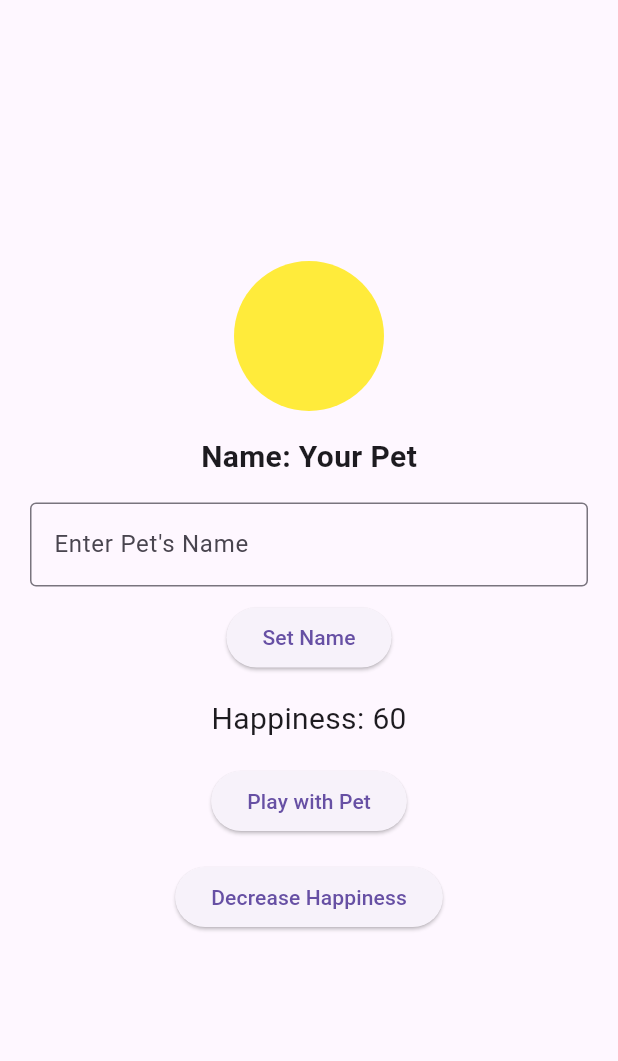
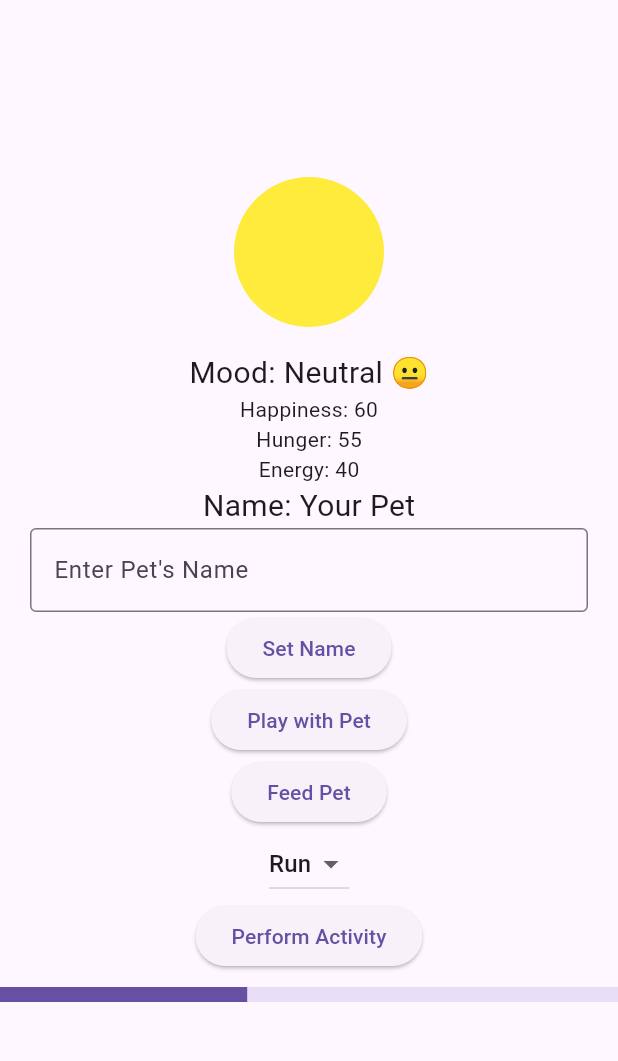
Before and after one commit to leyyenahsophie/DigitalPetApp, a Flutter app: the screen it shows after launch, after a tap on "Play with Pet", on a phone screen of 412 x 824 dp, the part 63-1124 px from its top. Run offline on Flutter 3.47's test engine with Material 3 defaults, Android fonts, the phone set to English and light mode, and no system bars.

Commit message:
Update main.dart

```diff
--- a/lib/main.dart
+++ b/lib/main.dart
@@ -1,3 +1,4 @@
+import 'dart:async'; // Import Timer for automatic updates
 import 'package:flutter/material.dart';
 
 void main() {
@@ -13,47 +14,171 @@ class DigitalPetApp extends StatefulWidget {
 }
 
 class _DigitalPetAppState extends State<DigitalPetApp> {
-  int happinessLevel = 50; // Initial happiness level
-  Color petColor = Colors.yellow; // Default pet color (neutral)
-  String petName = "Your Pet"; // Default pet name
-  TextEditingController nameController =
-      TextEditingController(); // Controller for text input
+  int happinessLevel = 50;
+  int hungerLevel = 50;
+  int energyLevel = 50; // New: Energy level for the pet
+  Color petColor = Colors.yellow;
+  String petMood = "Neutral";
+  String moodEmoji = "😐";
+  String petName = "Your Pet";
+  TextEditingController nameController = TextEditingController();
+  Timer? hungerTimer;
+  Timer? happinessTimer;
+  Timer? energyTimer; // New: Timer to decrease energy
+  Timer? winTimer;
+  bool hasWon = false;
+  bool gameOver = false;
 
-  // Function to update pet's mood color based on happiness level
+  // New: Activity selection dropdown values
+  String selectedActivity = "Run";
+  List<String> activities = ["Run", "Nap", "Eat"];
+
+  @override
+  void initState() {
+    super.initState();
+    _startHungerTimer();
+    _startHappinessTimer();
+    _startEnergyTimer(); // Start energy decrease timer
+    _startWinConditionTimer();
+  }
+
+  @override
+  void dispose() {
+    hungerTimer?.cancel();
+    happinessTimer?.cancel();
+    energyTimer?.cancel();
+    winTimer?.cancel();
+    super.dispose();
+  }
+
+  // Function to update pet's mood color and text
   void _updatePetMood() {
     setState(() {
       if (happinessLevel > 70) {
-        petColor = Colors.green; // Happy state
+        petColor = Colors.green;
+        petMood = "Happy";
+        moodEmoji = "😃";
       } else if (happinessLevel >= 30) {
-        petColor = Colors.yellow; // Neutral state
+        petColor = Colors.yellow;
+        petMood = "Neutral";
+        moodEmoji = "😐";
       } else {
-        petColor = Colors.red; // Unhappy state
+        petColor = Colors.red;
+        petMood = "Unhappy";
+        moodEmoji = "😢";
       }
     });
   }
 
-  // Function to increase happiness when playing with the pet
+  // Function to play with the pet
   void _playWithPet() {
+    if (gameOver || hasWon) return;
     setState(() {
       happinessLevel = (happinessLevel + 10).clamp(0, 100);
-      _updatePetMood(); // Update color based on new happiness level
+      hungerLevel = (hungerLevel + 5).clamp(0, 100);
+      energyLevel = (energyLevel - 10).clamp(0, 100); // Playing reduces energy
+      _updatePetMood();
+      _checkGameOver();
     });
   }
 
-  // Function to decrease happiness (simulating neglect or hunger)
-  void _decreaseHappiness() {
+  // Function to feed the pet
+  void _feedPet() {
+    if (gameOver || hasWon) return;
     setState(() {
-      happinessLevel = (happinessLevel - 10).clamp(0, 100);
-      _updatePetMood(); // Update color based on new happiness level
+      hungerLevel = (hungerLevel - 10).clamp(0, 100);
+      happinessLevel = (happinessLevel + 5).clamp(0, 100);
+      energyLevel =
+          (energyLevel + 5).clamp(0, 100); // Eating restores some energy
+      _updatePetMood();
+      _checkGameOver();
     });
   }
 
-  // Function to update pet name based on user input
+  // Function to automatically increase hunger over time
+  void _startHungerTimer() {
+    hungerTimer = Timer.periodic(Duration(seconds: 30), (timer) {
+      if (gameOver || hasWon) return;
+      setState(() {
+        hungerLevel = (hungerLevel + 5).clamp(0, 100);
+        _checkGameOver();
+      });
+    });
+  }
+
+  // Function to automatically decrease happiness over time
+  void _startHappinessTimer() {
+    happinessTimer = Timer.periodic(Duration(seconds: 30), (timer) {
+      if (gameOver || hasWon) return;
+      setState(() {
+        happinessLevel = (happinessLevel - 10).clamp(0, 100);
+        _updatePetMood();
+        _checkGameOver();
+      });
+    });
+  }
+
+  // New: Function to automatically decrease energy over time
+  void _startEnergyTimer() {
+    energyTimer = Timer.periodic(Duration(seconds: 30), (timer) {
+      if (gameOver || hasWon) return;
+      setState(() {
+        energyLevel = (energyLevel - 5).clamp(0, 100);
+        _checkGameOver();
+      });
+    });
+  }
+
+  // Function to update pet name
   void _setPetName() {
+    if (gameOver || hasWon) return;
     setState(() {
       petName =
           nameController.text.isNotEmpty ? nameController.text : "Your Pet";
-      nameController.clear(); // Clear input after setting the name
+      nameController.clear();
+    });
+  }
+
+  // Function to check if the game is lost
+  void _checkGameOver() {
+    if (hungerLevel >= 100 && happinessLevel <= 10) {
+      setState(() {
+        gameOver = true;
+      });
+    }
+  }
+
+  // Function to check if the win condition is met
+  void _startWinConditionTimer() {
+    winTimer = Timer.periodic(Duration(seconds: 10), (timer) {
+      if (gameOver || hasWon) return;
+      if (happinessLevel > 80) {
+        Future.delayed(Duration(minutes: 3), () {
+          if (happinessLevel > 80) {
+            setState(() {
+              hasWon = true;
+            });
+          }
+        });
+      }
+    });
+  }
+
+  // New: Function to perform selected activity
+  void _performActivity() {
+    if (gameOver || hasWon) return;
+    setState(() {
+      if (selectedActivity == "Run") {
+        energyLevel = (energyLevel - 15).clamp(0, 100);
+        happinessLevel = (happinessLevel + 5).clamp(0, 100);
+      } else if (selectedActivity == "Nap") {
+        energyLevel = (energyLevel + 15).clamp(0, 100);
+      } else if (selectedActivity == "Eat") {
+        hungerLevel = (hungerLevel - 10).clamp(0, 100);
+        energyLevel = (energyLevel + 10).clamp(0, 100);
+      }
+      _updatePetMood();
+      _checkGameOver();
     });
   }
 
@@ -65,62 +190,58 @@ class _DigitalPetAppState extends State<DigitalPetApp> {
         child: Column(
           mainAxisAlignment: MainAxisAlignment.center,
           children: [
-            // Pet visualization (changes color based on mood)
+            if (gameOver)
+              Text("Game Over! 😢",
+                  style: TextStyle(fontSize: 24.0, color: Colors.red)),
+            if (hasWon)
+              Text("You Won! 🎉",
+                  style: TextStyle(fontSize: 24.0, color: Colors.green)),
+
             Container(
-              width: 100,
-              height: 100,
-              decoration: BoxDecoration(
-                color: petColor, // Dynamic pet color
-                shape: BoxShape.circle,
-              ),
-            ),
+                width: 100,
+                height: 100,
+                decoration:
+                    BoxDecoration(color: petColor, shape: BoxShape.circle)),
             SizedBox(height: 16.0),
 
-            // Display Pet's Name
-            Text(
-              "Name: $petName",
-              style: TextStyle(fontSize: 20.0, fontWeight: FontWeight.bold),
-            ),
-            SizedBox(height: 16.0),
+            Text("Mood: $petMood $moodEmoji", style: TextStyle(fontSize: 20.0)),
+            Text("Happiness: $happinessLevel"),
+            Text("Hunger: $hungerLevel"),
+            Text("Energy: $energyLevel"), // New: Display energy level
+            Text("Name: $petName", style: TextStyle(fontSize: 20.0)),
 
-            // Text Field for entering pet name
             Padding(
               padding: EdgeInsets.symmetric(horizontal: 20.0),
               child: TextField(
-                controller: nameController,
-                decoration: InputDecoration(
-                  labelText: "Enter Pet's Name",
-                  border: OutlineInputBorder(),
-                ),
-              ),
+                  controller: nameController,
+                  decoration: InputDecoration(
+                      labelText: "Enter Pet's Name",
+                      border: OutlineInputBorder())),
             ),
-            SizedBox(height: 10.0),
+            ElevatedButton(onPressed: _setPetName, child: Text("Set Name")),
 
-            // Button to Set Pet Name
             ElevatedButton(
-              onPressed: _setPetName,
-              child: Text("Set Name"),
+                onPressed: _playWithPet, child: Text("Play with Pet")),
+            ElevatedButton(onPressed: _feedPet, child: Text("Feed Pet")),
+
+            // New: Activity Selection
+            DropdownButton<String>(
+              value: selectedActivity,
+              onChanged: (String? newValue) =>
+                  setState(() => selectedActivity = newValue!),
+              items: activities
+                  .map((String activity) =>
+                      DropdownMenuItem(value: activity, child: Text(activity)))
+                  .toList(),
             ),
-            SizedBox(height: 16.0),
+            ElevatedButton(
+                onPressed: _performActivity, child: Text("Perform Activity")),
 
-            // Display Happiness Level
-            Text(
-              "Happiness: $happinessLevel",
-              style: TextStyle(fontSize: 20.0),
-            ),
-            SizedBox(height: 16.0),
-
-            // Play Button (increases happiness)
-            ElevatedButton(
-              onPressed: _playWithPet,
-              child: Text("Play with Pet"),
-            ),
-            SizedBox(height: 16.0),
-
-            // Decrease Happiness Button (simulates neglect)
-            ElevatedButton(
-              onPressed: _decreaseHappiness,
-              child: Text("Decrease Happiness"),
+            // New: Energy Bar
+            Padding(
+              padding: EdgeInsets.symmetric(vertical: 10),
+              child: LinearProgressIndicator(
+                  value: energyLevel / 100, minHeight: 10),
             ),
           ],
         ),
```
